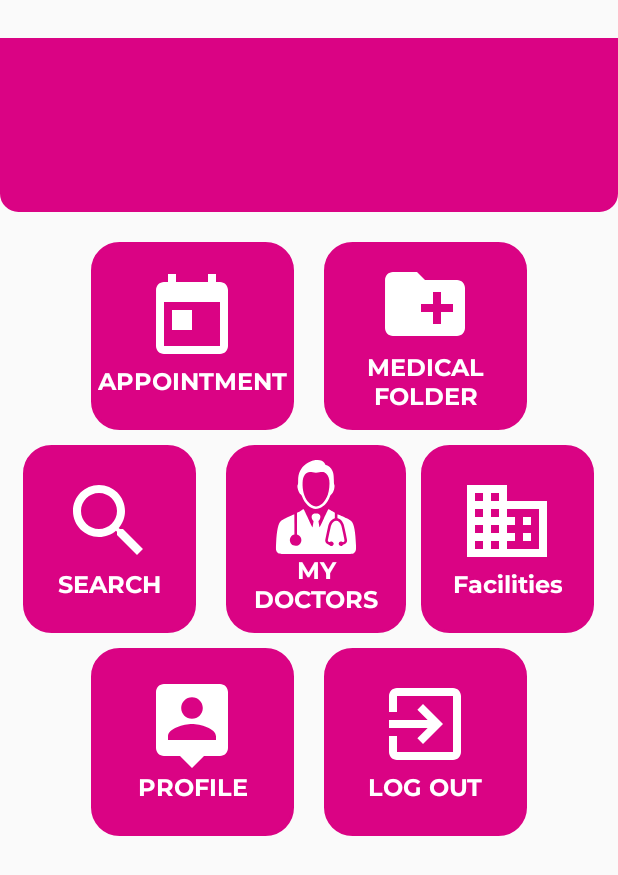
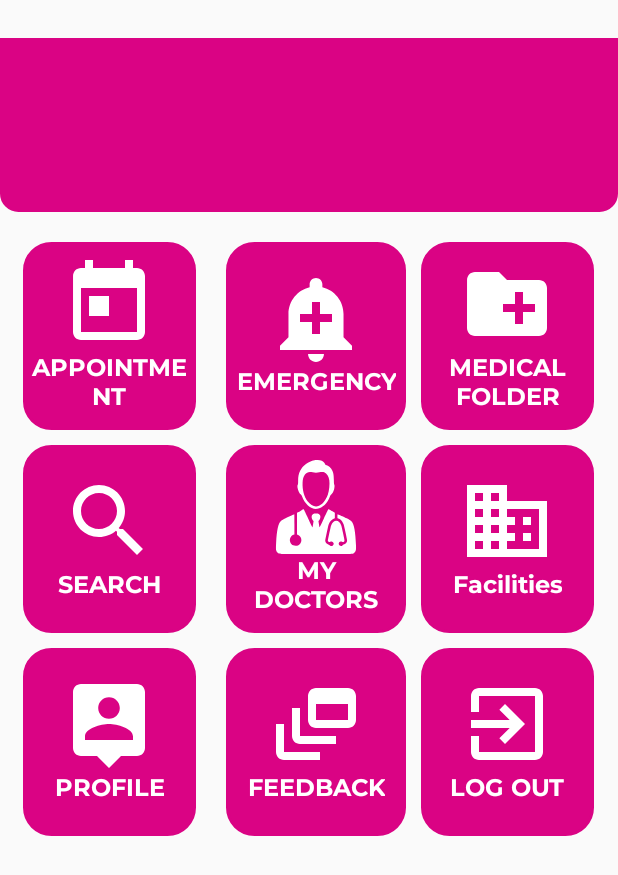
Before and after one commit to nikhilmantri99/SilverCity-Hospital-Healthcare-App, an Android app: the layout activity_menu.xml on its own in the app's theme, with its tools: preview values and no code run, on a phone screen of 412 x 824 dp. Shown: the top 875 px of the screen. Run offline under Robolectric (Android 15) with nearby library versions, the phone set to English and light mode, and no system bars.

Commit message:
Feedback, Emergency Calls and Photo prescriptions added

```diff
--- a/app/src/main/AndroidManifest.xml
+++ b/app/src/main/AndroidManifest.xml
@@ -49,6 +49,7 @@
             android:name="com.example.SilverCity.DoctorLocalisation"
             android:label="@string/title_activity_doctor_localisation" />
         <activity android:name="com.example.SilverCity.ConsultationInfoActivity" />
+        <activity android:name="com.example.SilverCity.EmergencyCall" />
         <activity
             android:name="com.example.SilverCity.MedicalFolderActivity"
             android:label="@string/title_activity_medical_folder"
--- /dev/null
+++ b/app/src/main/res/drawable/emergency.xml
@@ -0,0 +1,5 @@
+<vector android:height="24dp" android:tint="#FFFFFF"
+    android:viewportHeight="24" android:viewportWidth="24"
+    android:width="24dp" xmlns:android="http://schemas.android.com/apk/res/android">
+    <path android:fillColor="@android:color/white" android:pathData="M10.01,21.01c0,1.1 0.89,1.99 1.99,1.99s1.99,-0.89 1.99,-1.99h-3.98zM18.88,16.82L18.88,11c0,-3.25 -2.25,-5.97 -5.29,-6.69v-0.72C13.59,2.71 12.88,2 12,2s-1.59,0.71 -1.59,1.59v0.72C7.37,5.03 5.12,7.75 5.12,11v5.82L3,18.94L3,20h18v-1.06l-2.12,-2.12zM16,13.01h-3v3h-2v-3L8,13.01L8,11h3L11,8h2v3h3v2.01z"/>
+</vector>
--- /dev/null
+++ b/app/src/main/res/drawable/feedback.xml
@@ -0,0 +1,7 @@
+<vector android:height="24dp" android:tint="#FFFFFF"
+    android:viewportHeight="24" android:viewportWidth="24"
+    android:width="24dp" xmlns:android="http://schemas.android.com/apk/res/android">
+    <path android:fillColor="@android:color/white" android:pathData="M8,8H6v7c0,1.1 0.9,2 2,2h9v-2H8V8z"/>
+    <path android:fillColor="@android:color/white" android:pathData="M20,3h-8c-1.1,0 -2,0.9 -2,2v6c0,1.1 0.9,2 2,2h8c1.1,0 2,-0.9 2,-2V5C22,3.9 21.1,3 20,3zM20,11h-8V7h8V11z"/>
+    <path android:fillColor="@android:color/white" android:pathData="M4,12H2v7c0,1.1 0.9,2 2,2h9v-2H4V12z"/>
+</vector>
--- a/app/src/main/res/layout/activity_menu.xml
+++ b/app/src/main/res/layout/activity_menu.xml
@@ -61,7 +61,7 @@
         android:orientation="horizontal">
 
         <LinearLayout
-            android:layout_width="135dp"
+            android:layout_width="115dp"
             android:layout_height="125dp"
             android:layout_marginRight="10dp"
             android:background="@drawable/customlinearlayout"
@@ -72,7 +72,7 @@
             <ImageView
                 android:layout_width="64dp"
                 android:layout_height="64dp"
-                android:src="@drawable/ic_today" />
+                app:srcCompat="@drawable/ic_today" />
 
             <TextView
                 android:layout_width="wrap_content"
@@ -83,9 +83,34 @@
                 android:textColor="@android:color/white"
                 android:textSize="16sp" />
         </LinearLayout>
+        <LinearLayout
+            android:layout_width="120dp"
+            android:layout_height="125dp"
+            android:layout_marginLeft="10dp"
+            android:background="@drawable/customlinearlayout"
+            android:gravity="center"
+            android:onClick="Emergency"
+            android:orientation="vertical">
+
+            <ImageView
+                android:layout_width="64dp"
+                android:layout_height="64dp"
+                app:srcCompat="@drawable/emergency" />
+
+            <TextView
+                android:layout_width="wrap_content"
+                android:layout_height="wrap_content"
+                android:fontFamily="@font/montserrat_bold"
+                android:gravity="center"
+                android:text="EMERGENCY"
+                android:textColor="@android:color/white"
+                android:textSize="16sp" />
+
+        </LinearLayout>
+
 
         <LinearLayout
-            android:layout_width="135dp"
+            android:layout_width="115dp"
             android:layout_height="125dp"
             android:layout_marginLeft="10dp"
             android:background="@drawable/customlinearlayout"
@@ -96,7 +121,7 @@
             <ImageView
                 android:layout_width="64dp"
                 android:layout_height="64dp"
-                android:src="@drawable/ic_create_new_folder" />
+                app:srcCompat="@drawable/ic_create_new_folder" />
 
             <TextView
                 android:layout_width="wrap_content"
@@ -203,7 +228,7 @@
         android:orientation="horizontal">
 
         <LinearLayout
-            android:layout_width="135dp"
+            android:layout_width="115dp"
             android:layout_height="125dp"
             android:layout_marginRight="10dp"
             android:background="@drawable/customlinearlayout"
@@ -226,9 +251,34 @@
                 android:textSize="16sp" />
 
         </LinearLayout>
+        <LinearLayout
+            android:layout_width="120dp"
+            android:layout_height="125dp"
+            android:layout_marginLeft="10dp"
+            android:background="@drawable/customlinearlayout"
+            android:gravity="center"
+            android:onClick="Feedback"
+            android:orientation="vertical">
+
+            <ImageView
+                android:layout_width="64dp"
+                android:layout_height="64dp"
+                android:src="@drawable/feedback" />
+
+            <TextView
+                android:layout_width="wrap_content"
+                android:layout_height="wrap_content"
+                android:fontFamily="@font/montserrat_bold"
+                android:gravity="center"
+                android:text="FEEDBACK"
+                android:textColor="@android:color/white"
+                android:textSize="16sp" />
+
+        </LinearLayout>
+
 
         <LinearLayout
-            android:layout_width="135dp"
+            android:layout_width="115dp"
             android:layout_height="125dp"
             android:layout_marginLeft="10dp"
             android:background="@drawable/customlinearlayout"
@@ -239,7 +289,7 @@
             <ImageView
                 android:layout_width="64dp"
                 android:layout_height="64dp"
-                android:src="@drawable/ic_exit_to_app" />
+                app:srcCompat="@drawable/ic_exit_to_app" />
 
             <TextView
                 android:layout_width="wrap_content"
```
Also changed, not shown: app/src/main/java/com/example/SilverCity/EmergencyCall.java (added, +73 -0 lines), app/src/main/java/com/example/SilverCity/MenuActivity.java (+14 -0 lines), app/src/main/res/layout/activity_emergency_call.xml (added, +50 -0 lines), app/src/main/res/drawable/hospital.jpg (added).
